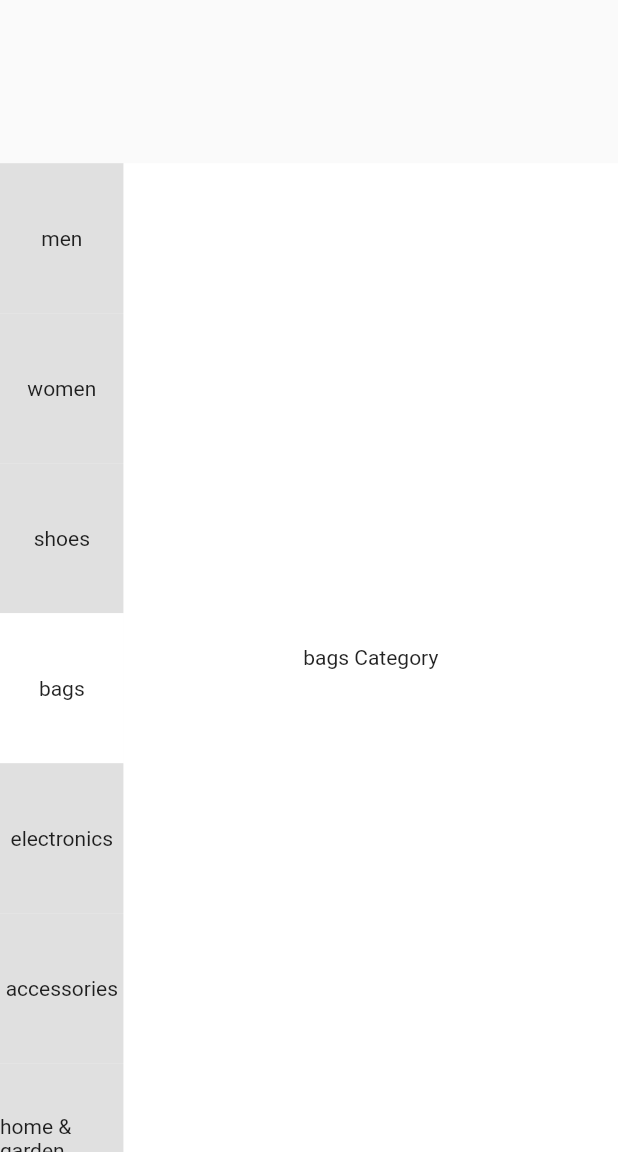
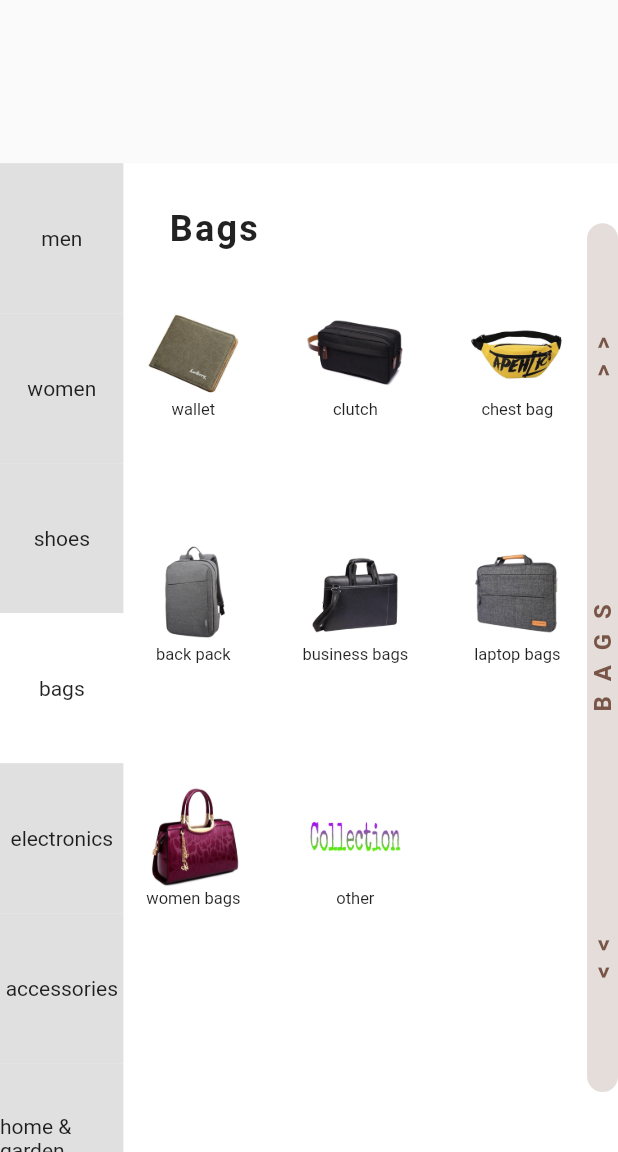
Before and after one commit to rohitbalage/multi_store_app, a Flutter app: the CategoryScreen screen opened directly, swiped to page 4, on a phone screen of 412 x 824 dp, the part 84-1236 px from its top. Run offline on Flutter 3.47's test engine with Material 2 defaults, Android fonts, the phone set to English and light mode, and no system bars.

Commit message:
complete design for all Categ Grid view and added project plan doc file

```diff
--- /dev/null
+++ b/lib/categories/bags_categ.dart
@@ -0,0 +1,72 @@
+import 'package:flutter/material.dart';
+import 'package:multi_store_app/minor_screens/SubCategProducts.dart';
+import 'package:multi_store_app/utilities/categ_list.dart';
+
+import '../widgets/categ_widgets.dart';
+
+// List<String> imagetry = [
+//   'images/try/image0.jpg',
+//   'images/try/image1.jpg',
+//   'images/try/image2.jpg',
+//   'images/try/image3.jpg',
+//   'images/try/image4.jpg',
+// ];
+
+// List<String> labeltry = [
+//   'shirt',
+//   'jeans',
+//   'shoes',
+//   'jackets',
+// ];
+
+class BagsCategory extends StatelessWidget {
+  const BagsCategory({super.key});
+
+  @override
+  Widget build(BuildContext context) {
+    return Stack(
+      children: [
+        Positioned(
+          bottom: 0,
+          left: 0,
+          child: SizedBox(
+            height: MediaQuery.of(context).size.height * 0.8,
+            width: MediaQuery.of(context).size.width * 0.75,
+            child: Column(
+              crossAxisAlignment: CrossAxisAlignment.start,
+              children: [
+                const CategHeaderLabel(
+                  headerLabel: 'Bags',
+                ),
+                SizedBox(
+                  height: MediaQuery.of(context).size.height * 0.60,
+                  child: GridView.count(
+                      mainAxisSpacing: 70,
+                      crossAxisSpacing: 15,
+                      crossAxisCount: 3,
+                      children: List.generate(
+                        bags.length,
+                        (index) {
+                          return SubCategModel(
+                            mainCategName: 'Bags',
+                            subCategName: bags[index],
+                            assetName: 'images/bags/bags$index.jpg',
+                            subcategLabel: bags[index],
+                          );
+                        },
+                      )),
+                ),
+              ],
+            ),
+          ),
+        ),
+        const Positioned(
+            bottom: 0,
+            right: 0,
+            child: SiderBar(
+              mainCategName: 'bags',
+            ))
+      ],
+    );
+  }
+}
--- a/lib/main_screens/category.dart
+++ b/lib/main_screens/category.dart
@@ -1,5 +1,13 @@
 import 'package:flutter/material.dart';
+import 'package:multi_store_app/categories/accessories_categ.dart';
+import 'package:multi_store_app/categories/bags_categ.dart';
+import 'package:multi_store_app/categories/beauty_categ.dart';
+import 'package:multi_store_app/categories/electronics_categ.dart';
+import 'package:multi_store_app/categories/home_cargen_categ.dart';
+import 'package:multi_store_app/categories/kids_categ.dart';
 import 'package:multi_store_app/categories/man_categ.dart';
+import 'package:multi_store_app/categories/shoes_categ.dart';
+import 'package:multi_store_app/categories/woman_categ.dart';
 import 'package:multi_store_app/utilities/categ_list.dart';
 import 'package:multi_store_app/widgets/fake_search.dart';
 
@@ -95,14 +103,14 @@ class _CategoryScreenState extends State<CategoryScreen> {
         scrollDirection: Axis.vertical,
         children: const [
           MenCategory(),
-          Center(child: Text('Women Category')),
-          Center(child: Text('shoes Category')),
-          Center(child: Text('bags Category')),
-          Center(child: Text('electronics Category')),
-          Center(child: Text('accessories Category')),
-          Center(child: Text('home and garden category')),
-          Center(child: Text('kids category')),
-          Center(child: Text('battery category')),
+          WomenCategory(),
+          ShoesCategory(),
+          BagsCategory(),
+          ElectronicsCategory(),
+          AccessoriesCategory(),
+          HomeGardenCategory(),
+          KidsCategory(),
+          BeautyCategory(),
         ],
       ),
     );
--- a/lib/utilities/categ_list.dart
+++ b/lib/utilities/categ_list.dart
@@ -19,9 +19,8 @@ List<String> men = [
   'jeans',
   'shorts',
   'suit',
-  'other'
+  'other',
 ];
-
 List<String> women = [
   'dress',
   '2pcs sets',
@@ -30,7 +29,103 @@ List<String> women = [
   'skirt',
   'jeans',
   'pants',
-  'coats',
-  'jackets',
+  'coat',
+  'jacket',
   'other'
 ];
+List<String> electronics = [
+  'phone',
+  'computer',
+  'laptop',
+  'smart tv',
+  'phone holder',
+  'charger',
+  'usb cables',
+  'head phone',
+  'smart watch',
+  'tablet',
+  'mouse',
+  'keyboard',
+  'gaming',
+  'other'
+];
+
+List<String> shoes = [
+  'men slippers',
+  'men classic',
+  'men casual',
+  'men boots',
+  'men canvas',
+  'men sport',
+  'men snadals',
+  'home slippers',
+  'women slippers',
+  'women boots',
+  'women heels',
+  'women sport',
+  'women snadals',
+  'other'
+];
+
+List<String> homeandgarden = [
+  'living room',
+  'bed room',
+  'dinning room',
+  'kitchen tools',
+  'bath access.',
+  'furniture',
+  'decoration',
+  'lighting',
+  'garden',
+  'other'
+];
+
+List<String> beauty = [
+  'body care',
+  'hair care',
+  'men perfume',
+  'women perfume',
+  'make up',
+  'other'
+];
+
+List<String> accessories = [
+  'hat',
+  'men sunglass',
+  'w sunglass',
+  'classic watch',
+  'gloves',
+  'belt waist',
+  'ring',
+  'necklace',
+  'scarf set',
+  'anklet',
+  'other'
+];
+
+List<String> kids = [
+  'girls sets',
+  'girls dress',
+  'girls top',
+  'girls pants',
+  'jacket',
+  'sweatshirts',
+  'boys sets',
+  'boys top',
+  'boys pants',
+  'home wear',
+  'boys suits',
+  'baby shoes',
+  'other'
+];
+
+List<String> bags = [
+  'wallet',
+  'clutch',
+  'chest bag',
+  'back pack',
+  'business bags',
+  'laptop bags',
+  'women bags',
+  'other'
+];
--- a/lib/widgets/categ_widgets.dart
+++ b/lib/widgets/categ_widgets.dart
@@ -22,14 +22,9 @@ class SiderBar extends StatelessWidget {
             child: Row(
               mainAxisAlignment: MainAxisAlignment.spaceAround,
               children: [
-                const Text(
-                  '<<',
-                  style: TextStyle(
-                      color: Colors.brown,
-                      fontSize: 16,
-                      fontWeight: FontWeight.w600,
-                      letterSpacing: 10),
-                ),
+                mainCategName == 'beauty'
+                    ? const Text('')
+                    : const Text('<<', style: style),
                 Text(
                   mainCategName.toUpperCase(),
                   style: const TextStyle(
@@ -38,14 +33,9 @@ class SiderBar extends StatelessWidget {
                       fontWeight: FontWeight.w600,
                       letterSpacing: 10),
                 ),
-                const Text(
-                  '>>',
-                  style: TextStyle(
-                      color: Colors.brown,
-                      fontSize: 16,
-                      fontWeight: FontWeight.w600,
-                      letterSpacing: 10),
-                ),
+                mainCategName == 'men'
+                    ? const Text('')
+                    : const Text('>>', style: style),
               ],
             ),
           ),
@@ -54,6 +44,12 @@ class SiderBar extends StatelessWidget {
     );
   }
 }
+
+const style = TextStyle(
+    color: Colors.brown,
+    fontSize: 16,
+    fontWeight: FontWeight.w600,
+    letterSpacing: 10);
 
 class SubCategModel extends StatelessWidget {
   final String mainCategName;
@@ -86,7 +82,10 @@ class SubCategModel extends StatelessWidget {
             width: 70,
             child: Image(image: AssetImage(assetName)),
           ),
-          Text(subcategLabel)
+          Text(
+            subcategLabel,
+            style: TextStyle(fontSize: 11),
+          )
         ],
       ),
     );
```
Also changed, not shown: lib/categories/accessories_categ.dart (added, +73 -0 lines), lib/categories/beauty_categ.dart (added, +72 -0 lines), lib/categories/electronics_categ.dart (added, +73 -0 lines), lib/categories/home_cargen_categ.dart (added, +72 -0 lines), lib/categories/kids_categ.dart (added, +72 -0 lines), lib/categories/shoes_categ.dart (added, +72 -0 lines), lib/categories/woman_categ.dart (added, +72 -0 lines), 1 other file.
